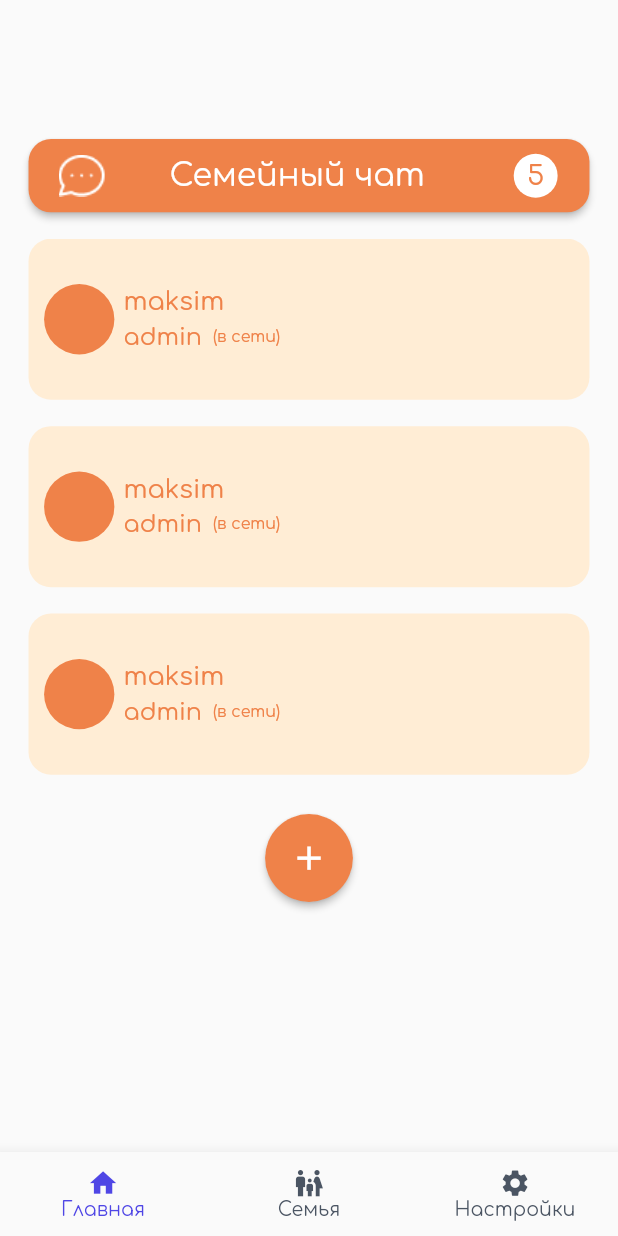
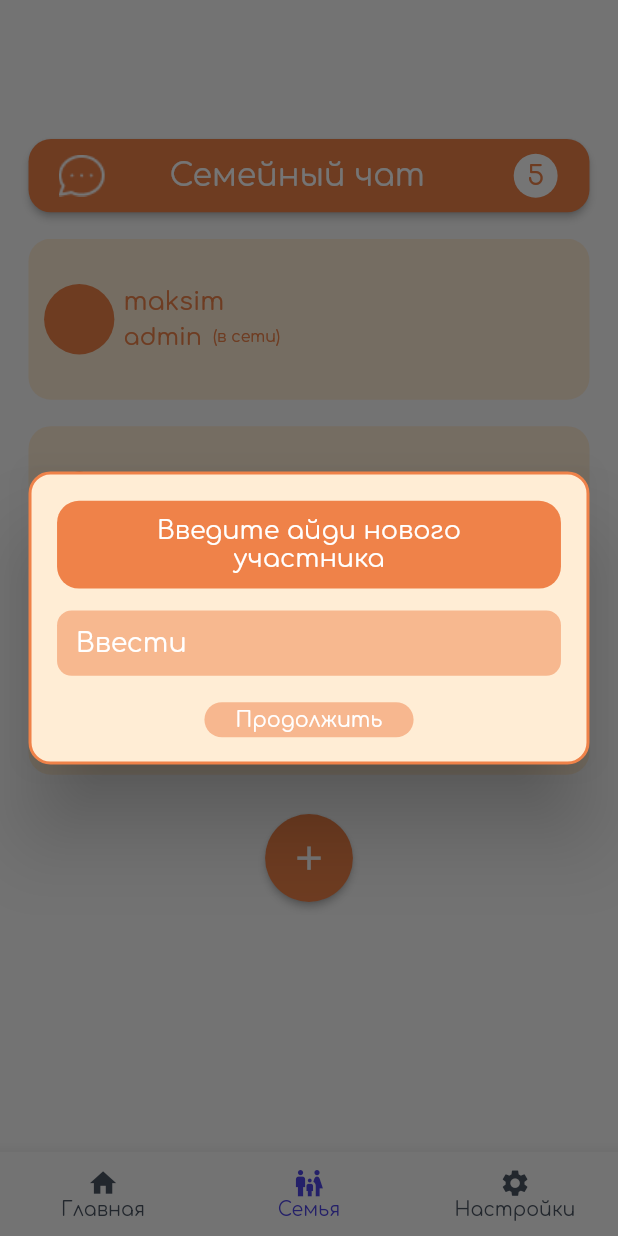
Before and after one commit to MaksimSnopkov/tudu, a Flutter app: the HomePage screen opened by its route, item 2 of the bottom bar chosen, after a tap on the "add" icon, on a phone screen of 412 x 824 dp. Run offline on Flutter 3.47's test engine with Material 3 defaults, Android fonts, the phone set to English and light mode, and no system bars; our stand-ins replace bloc, equatable, firebase_auth, firebase_core, flutter_screenutil, get_it and 2 more; missing offline and left inert: clipboard; accounts and stored records are empty.

Commit message:
feat: Refactor authentication and family page components; add participant dialog and clipboard functionality

```diff
--- a/lib/features/auth/presentation/bloc/auth_bloc.dart
+++ b/lib/features/auth/presentation/bloc/auth_bloc.dart
@@ -3,6 +3,7 @@ import 'package:equatable/equatable.dart';
 import 'package:firebase_auth/firebase_auth.dart';
 import 'package:get_it/get_it.dart';
 import 'package:meta/meta.dart';
+import 'package:talker_flutter/talker_flutter.dart';
 import 'package:tudu/features/auth/data/models/auth_model.dart';
 
 part 'auth_event.dart';
@@ -33,6 +34,8 @@ class AuthBloc extends Bloc<AuthEvent, AuthState> {
     try {
       // Call the login method with the provided email and password
       final loginMethod = LoginWithEmail(
+        auth: GetIt.I.get<FirebaseAuth>(),
+        talker: GetIt.I.get<Talker>(),
         userData: AuthUserData(username: event.username, email: event.email, password: event.password),
       );
       await loginMethod.login();
--- a/lib/features/auth/presentation/widgets/auth_interface.dart
+++ b/lib/features/auth/presentation/widgets/auth_interface.dart
@@ -87,7 +87,7 @@ class _AuthInterfaceState extends State<AuthInterface> {
                             (value) {
                               if (value == null || value.isEmpty) {
                                 return 'Имя не может быть пустым';
-                              } else if (value.length < 6) {
+                              } else if (value.length <= 6) {
                                 return 'Имя должно быть не менее 6 символов';
                               }
                               return null;
@@ -290,6 +290,8 @@ class _AuthInterfaceState extends State<AuthInterface> {
               try {
                 if (widget.isLogin) {
                   await LoginWithEmail(
+                    auth: GetIt.I.get<FirebaseAuth>(),
+                    talker: GetIt.I.get<Talker>(),
                     userData: AuthUserData(
                       username: widget.nameController.text,
                       email: widget.emailController.text,
--- /dev/null
+++ b/lib/features/family/data/models/id_model.dart
@@ -0,0 +1,34 @@
+import 'package:equatable/equatable.dart';
+import 'package:talker_flutter/talker_flutter.dart';
+
+class SearchUserData extends Equatable {
+  const SearchUserData({required this.id});
+
+  final String id;
+
+  @override
+  List<Object?> get props => [id];
+}
+
+abstract class SearchUser {
+  Future<void> search();
+}
+
+class SearchUserWithId implements SearchUser {
+  const SearchUserWithId({required this.searchUserData, required this.talker});
+
+  final SearchUserData searchUserData;
+  final Talker talker;
+
+  @override
+  Future<void> search() async {
+    try {
+      talker.info('Searching user with id: ${searchUserData.id}');
+      //TODO: search user api
+      talker.log('User found successfully');
+    } catch (e, st) {
+      talker.error('Failed to search user', e, st);
+      rethrow;
+    }
+  }
+}
--- a/lib/features/family/presentation/pages/family_page/family_page.dart
+++ b/lib/features/family/presentation/pages/family_page/family_page.dart
@@ -1,19 +1,28 @@
 import 'package:flutter/material.dart';
 import 'package:flutter_screenutil/flutter_screenutil.dart';
+import 'package:tudu/features/family/presentation/pages/family_page/widgets/add_participant_dialog.dart';
 import 'package:tudu/features/family/presentation/pages/family_page/widgets/family_chat_button.dart';
 import 'package:tudu/features/family/presentation/pages/family_page/widgets/family_participants.dart';
 import 'package:tudu/features/home/presentation/widgets/app_bottom_navigation_bar.dart';
 
-class FamilyPage extends StatelessWidget {
+class FamilyPage extends StatefulWidget {
   const FamilyPage({super.key});
 
-  //TODO: сделать менюшку для добавления пользователей в семью
-  void addNewFamilyParticipants() {}
+  @override
+  State<FamilyPage> createState() => _FamilyPageState();
+}
+
+class _FamilyPageState extends State<FamilyPage> {
+  void _addNewFamilyParticipantsMenu() async {
+    await showDialog<String>(context: context, builder: (context) => AddParticipantDialog());
+  }
 
   @override
   Widget build(BuildContext context) {
     return Scaffold(
-      body: Column(
+      body: ListView(
+        children: [
+          Column(
             children: [
               SizedBox(height: 95.h),
               FamilyChatButton(chatCountMessages: 5),
@@ -21,7 +30,7 @@ class FamilyPage extends StatelessWidget {
               FamilyParticipants(),
               SizedBox(height: 18.h),
               ElevatedButton(
-            onPressed: addNewFamilyParticipants,
+                onPressed: _addNewFamilyParticipantsMenu,
                 style: ElevatedButton.styleFrom(
                   backgroundColor: Color(0xFFEF8249),
                   shape: const CircleBorder(),
@@ -32,7 +41,9 @@ class FamilyPage extends StatelessWidget {
               ),
             ],
           ),
-      bottomNavigationBar: AppBottomNavigationBar(),
+        ],
+      ),
+      bottomNavigationBar: AppBottomNavigationBar(currentIndex: 1),
     );
   }
 }
--- /dev/null
+++ b/lib/features/family/presentation/pages/family_page/widgets/add_participant_dialog.dart
@@ -0,0 +1,152 @@
+import 'package:flutter/material.dart';
+import 'package:flutter_screenutil/flutter_screenutil.dart';
+import 'package:get_it/get_it.dart';
+import 'package:talker_flutter/talker_flutter.dart';
+import 'package:tudu/config/styles.dart';
+import 'package:tudu/features/family/data/models/id_model.dart';
+
+class AddParticipantDialog extends StatefulWidget {
+  const AddParticipantDialog({super.key});
+
+  @override
+  State<AddParticipantDialog> createState() => _AddParticipantDialogState();
+}
+
+class _AddParticipantDialogState extends State<AddParticipantDialog> {
+  final GlobalKey<FormState> _formKey = GlobalKey<FormState>();
+  final TextEditingController _controller = TextEditingController();
+  bool _buttonReady = false;
+
+  @override
+  void dispose() {
+    _controller.dispose();
+    super.dispose();
+  }
+
+  void _onTextChanged(String value) {
+    setState(() {
+      _buttonReady = value.length >= 10;
+    });
+  }
+
+  Future<void> _onSubmit() async {
+    if (_formKey.currentState?.validate() ?? false) {
+      final searchUser = SearchUserWithId(
+        searchUserData: SearchUserData(id: _controller.text),
+        talker: GetIt.I<Talker>(),
+      );
+
+      await searchUser.search();
+
+      if (mounted) {
+        Navigator.of(context).pop();
+      }
+    }
+  }
+
+  @override
+  Widget build(BuildContext context) {
+    return Dialog(
+      backgroundColor: Colors.transparent,
+      insetPadding: EdgeInsets.zero,
+      child: Container(
+        width: 354.w,
+        height: 200.h,
+        decoration: BoxDecoration(
+          color: const Color(0xFFFFEDD5),
+          borderRadius: BorderRadius.circular(15.r),
+          border: Border.all(color: const Color(0xFFEF8249), width: 2),
+        ),
+        child: Column(
+          mainAxisAlignment: MainAxisAlignment.center,
+          children: [
+            SizedBox(height: 14.h),
+            Container(
+              width: 318.w,
+              height: 60.h,
+              decoration: BoxDecoration(borderRadius: BorderRadius.circular(15.r), color: const Color(0xFFEF8249)),
+              child: Center(
+                child: Text(
+                  "Введите айди нового\nучастника",
+                  textAlign: TextAlign.center,
+                  style: AppStyles.taskText.copyWith(color: Colors.white, fontSize: 17),
+                ),
+              ),
+            ),
+            SizedBox(height: 15.h),
+            Form(
+              key: _formKey,
+              child: SizedBox(
+                width: 318.w,
+                height: 50.h,
+                child: TextFormField(
+                  controller: _controller,
+                  decoration: InputDecoration(
+                    hintText: 'Ввести',
+                    hintStyle: AppStyles.authText.copyWith(color: Colors.white, fontSize: 17.sp),
+                    isDense: true,
+                    contentPadding: EdgeInsets.symmetric(horizontal: 12.w, vertical: 12.h),
+                    border: OutlineInputBorder(borderRadius: BorderRadius.circular(10.r), borderSide: BorderSide.none),
+                    enabledBorder: OutlineInputBorder(
+                      borderRadius: BorderRadius.circular(10.r),
+                      borderSide: BorderSide.none,
+                    ),
+                    focusedBorder: OutlineInputBorder(
+                      borderRadius: BorderRadius.circular(10.r),
+                      borderSide: BorderSide.none,
+                    ),
+                    errorBorder: OutlineInputBorder(
+                      borderRadius: BorderRadius.circular(10.r),
+                      borderSide: BorderSide(color: Color(0xFFFF0000), width: 1.w),
+                    ),
+                    focusedErrorBorder: OutlineInputBorder(
+                      borderRadius: BorderRadius.circular(10.r),
+                      borderSide: BorderSide(color: Color(0xFFFF0000), width: 1.w),
+                    ),
+
+                    counterText: '',
+
+                    errorStyle: TextStyle(height: 0, fontSize: 0),
+                    filled: true,
+                    fillColor: const Color(0xFFEF8249).withValues(alpha: 0.5),
+                  ),
+                  maxLength: 10,
+                  keyboardType: TextInputType.number,
+                  style: AppStyles.authText.copyWith(color: Colors.white, fontSize: 17.sp),
+                  cursorColor: Colors.white,
+                  textAlign: TextAlign.left,
+                  enableSuggestions: false,
+                  autocorrect: false,
+                  validator: (value) {
+                    if (value == null || value.isEmpty) {
+                      return 'Айди не может быть пустым';
+                    } else if (value.length < 10) {
+                      return 'Айди должно быть ровно 10 символов';
+                    }
+                    return null;
+                  },
+                  onChanged: _onTextChanged,
+                ),
+              ),
+            ),
+
+            ElevatedButton(
+              onPressed: _buttonReady ? _onSubmit : null,
+              style: ElevatedButton.styleFrom(
+                minimumSize: Size(132.w, 24.h),
+                maximumSize: Size(132.w, 24.h),
+                backgroundColor: _buttonReady ? Color(0xFFEF8249) : Color(0x80EF8249),
+                disabledBackgroundColor: Color(0x80EF8249),
+                shape: RoundedRectangleBorder(borderRadius: BorderRadius.circular(15.r)),
+              ),
+              child: Text(
+                'Продолжить',
+                style: AppStyles.taskText.copyWith(color: Colors.white, fontSize: 13.sp),
+              ),
+            ),
+          ],
+        ),
+      ),
+    );
+  }
+}
--- a/lib/features/family/presentation/pages/family_page/widgets/family_participants.dart
+++ b/lib/features/family/presentation/pages/family_page/widgets/family_participants.dart
@@ -11,7 +11,7 @@ class FamilyParticipants extends StatelessWidget {
       height: 366,
       child: ListView.separated(
         itemCount: 5,
-        separatorBuilder: (_, __) => SizedBox(height: 18.h),
+        separatorBuilder: (_, _) => SizedBox(height: 18.h),
         padding: EdgeInsets.symmetric(horizontal: 18.w),
         itemBuilder: (context, index) => ParticipantsPanel(userName: 'maksim', userRole: 'admin', inOnline: true),
       ),
--- a/lib/features/home/presentation/pages/home_page/home_page.dart
+++ b/lib/features/home/presentation/pages/home_page/home_page.dart
@@ -9,7 +9,7 @@ class HomePage extends StatelessWidget {
   Widget build(BuildContext context) {
     return Scaffold(
       body: Column(children: [BaseButtonWidget()]),
-      bottomNavigationBar: AppBottomNavigationBar(),
+      bottomNavigationBar: AppBottomNavigationBar(currentIndex: 0),
     );
   }
 }
--- a/lib/features/home/presentation/widgets/app_bottom_navigation_bar.dart
+++ b/lib/features/home/presentation/widgets/app_bottom_navigation_bar.dart
@@ -6,29 +6,29 @@ import 'package:tudu/features/home/presentation/pages/home_page/home_page.dart';
 import 'package:tudu/utils/routes/routes.dart';
 
 class AppBottomNavigationBar extends StatefulWidget {
-  const AppBottomNavigationBar({super.key});
+  AppBottomNavigationBar({super.key, required this.currentIndex});
+
+  final int currentIndex;
 
   @override
   State<AppBottomNavigationBar> createState() => _AppBottomNavigationBarState();
 }
 
 class _AppBottomNavigationBarState extends State<AppBottomNavigationBar> {
-  int _currentIndex = 0;
-
   @override
   Widget build(BuildContext context) {
     return BottomNavigationBar(
-      currentIndex: _currentIndex,
+      currentIndex: widget.currentIndex,
       onTap: (value) {
         setState(() {
-          _currentIndex = value;
+          if (value == widget.currentIndex) return;
 
           if (value == 0) {
             Navigator.pushNamed(context, route(HomePage));
           } else if (value == 1) {
             Navigator.pushNamed(context, route(FamilyPage));
           } else if (value == 2) {
-            Navigator.pushNamed(context, '/settings');
+            //TODO: Navigator.pushNamed(context, route(SettingPage));
           }
         });
       },
--- a/pubspec.yaml
+++ b/pubspec.yaml
@@ -28,6 +28,7 @@ dependencies:
   table_calendar: ^3.2.0
   intl: ^0.20.2
   dropdown_button2: ^2.3.9
+  clipboard: ^2.0.0
 
 dev_dependencies:
   flutter_test:
```
Also changed, not shown: lib/features/auth/data/models/auth_model.dart (+13 -5 lines), lib/features/settings/presentation/pages/settings_page/settings_page.dart (added, +92 -0 lines), pubspec.lock. Lines whose indentation alone changed are shown as unchanged.
